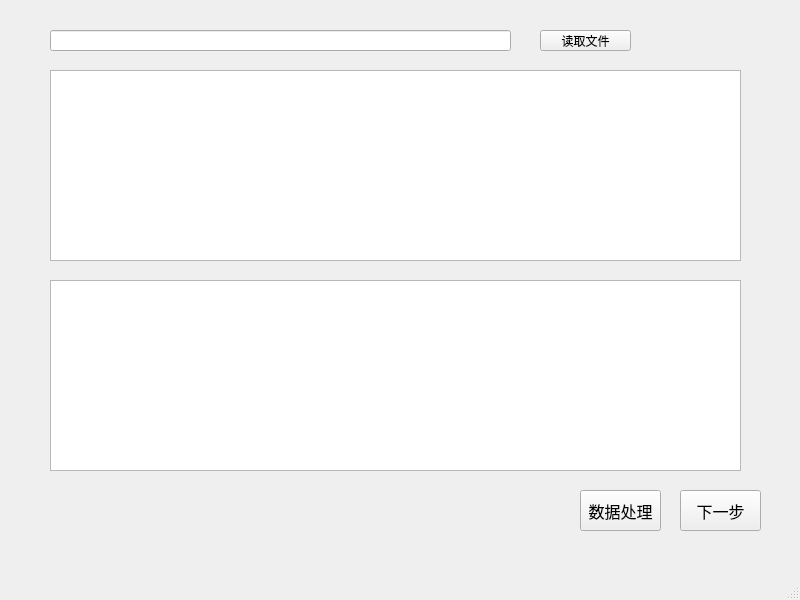
markencoder/bayesianlab, file Datainput.ui: the form before one commit.
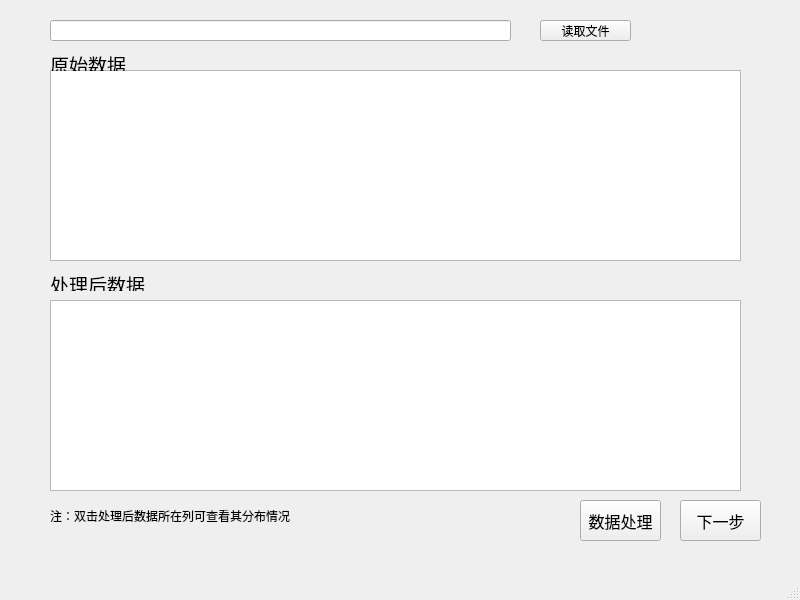
The form after the commit.

Diff of the .ui file:
```diff
--- a/Datainput.ui
+++ b/Datainput.ui
@@ -18,7 +18,7 @@
     <property name="geometry">
      <rect>
       <x>50</x>
-      <y>30</y>
+      <y>20</y>
       <width>461</width>
       <height>21</height>
      </rect>
@@ -28,7 +28,7 @@
     <property name="geometry">
      <rect>
       <x>540</x>
-      <y>30</y>
+      <y>20</y>
       <width>91</width>
       <height>21</height>
      </rect>
@@ -41,7 +41,7 @@
     <property name="geometry">
      <rect>
       <x>680</x>
-      <y>490</y>
+      <y>500</y>
       <width>81</width>
       <height>41</height>
      </rect>
@@ -60,7 +60,7 @@
     <property name="geometry">
      <rect>
       <x>580</x>
-      <y>490</y>
+      <y>500</y>
       <width>81</width>
       <height>41</height>
      </rect>
@@ -89,12 +89,51 @@
     <property name="geometry">
      <rect>
       <x>50</x>
-      <y>280</y>
+      <y>300</y>
       <width>691</width>
       <height>191</height>
      </rect>
     </property>
    </widget>
+   <widget class="QLabel" name="label">
+    <property name="geometry">
+     <rect>
+      <x>50</x>
+      <y>500</y>
+      <width>511</width>
+      <height>31</height>
+     </rect>
+    </property>
+    <property name="text">
+     <string>注：双击处理后数据所在列可查看其分布情况</string>
+    </property>
+   </widget>
+   <widget class="QLabel" name="label_2">
+    <property name="geometry">
+     <rect>
+      <x>50</x>
+      <y>50</y>
+      <width>101</width>
+      <height>21</height>
+     </rect>
+    </property>
+    <property name="text">
+     <string>&lt;html&gt;&lt;head/&gt;&lt;body&gt;&lt;p&gt;&lt;span style=&quot; font-size:14pt;&quot;&gt;原始数据&lt;/span&gt;&lt;/p&gt;&lt;/body&gt;&lt;/html&gt;</string>
+    </property>
+   </widget>
+   <widget class="QLabel" name="label_3">
+    <property name="geometry">
+     <rect>
+      <x>50</x>
+      <y>270</y>
+      <width>101</width>
+      <height>21</height>
+     </rect>
+    </property>
+    <property name="text">
+     <string>&lt;html&gt;&lt;head/&gt;&lt;body&gt;&lt;p&gt;&lt;span style=&quot; font-size:14pt;&quot;&gt;处理后数据&lt;/span&gt;&lt;/p&gt;&lt;/body&gt;&lt;/html&gt;</string>
+    </property>
+   </widget>
   </widget>
   <widget class="QMenuBar" name="menubar">
    <property name="geometry">
```
